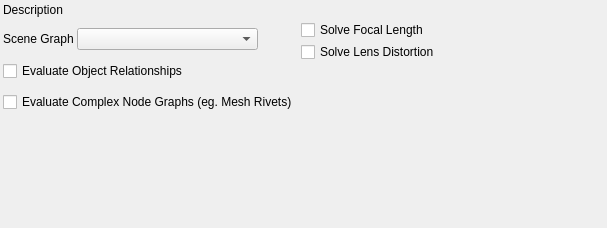
Above: python/mmSolver/tools/solver/widget/solver_basic_widget.ui from david-cattermole/mayaMatchMoveSolver before the change. Below: the same form after it.
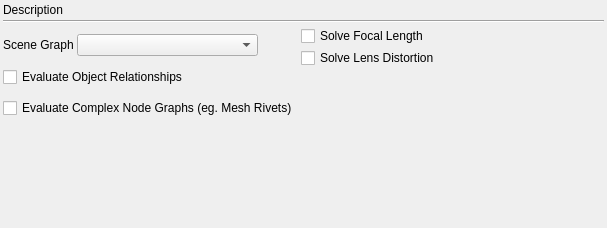
That is the form after the change.

Commit message:
Add visual lines to separate solver tab widgets.
This is to help readability of the UI.

What changed in the file:
```diff
--- a/python/mmSolver/tools/solver/widget/solver_basic_widget.ui
+++ b/python/mmSolver/tools/solver/widget/solver_basic_widget.ui
@@ -42,6 +42,13 @@
    <item>
     <layout class="QHBoxLayout" name="frameRange_layout"/>
    </item>
+   <item>
+    <widget class="Line" name="line">
+     <property name="orientation">
+      <enum>Qt::Horizontal</enum>
+     </property>
+    </widget>
+   </item>
    <item>
     <layout class="QHBoxLayout" name="options_layout">
      <item>
```
The commit also changes 2 other files.
